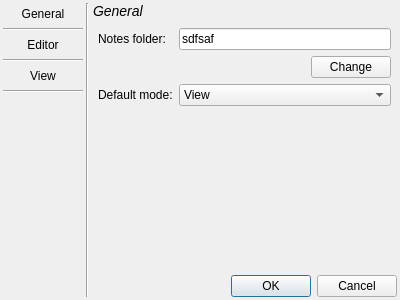
Above: src/Underverse/SettingsDialog.ui from marc-sturm/Underverse before the change. Below: the same form after it.
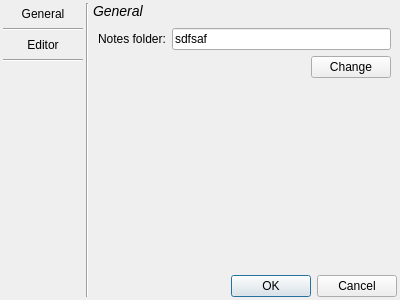
That is the form after the change. Icons and pictures are not drawn.

Diff of the .ui file:
```diff
--- a/src/Underverse/SettingsDialog.ui
+++ b/src/Underverse/SettingsDialog.ui
@@ -91,27 +91,6 @@
        </property>
       </widget>
      </item>
-     <item>
-      <widget class="QPushButton" name="view_button">
-       <property name="text">
-        <string>View</string>
-       </property>
-       <property name="icon">
-        <iconset resource="resources.qrc">
-         <normaloff>:/Resources/view.png</normaloff>:/Resources/view.png</iconset>
-       </property>
-       <property name="flat">
-        <bool>true</bool>
-       </property>
-      </widget>
-     </item>
-     <item>
-      <widget class="Line" name="line_3">
-       <property name="orientation">
-        <enum>Qt::Horizontal</enum>
-       </property>
-      </widget>
-     </item>
      <item>
       <spacer name="verticalSpacer">
        <property name="orientation">
@@ -235,7 +214,7 @@
          </item>
         </layout>
        </item>
-       <item row="4" column="0">
+       <item row="3" column="0">
         <spacer name="verticalSpacer_3">
          <property name="orientation">
           <enum>Qt::Vertical</enum>
@@ -248,35 +227,6 @@
          </property>
         </spacer>
        </item>
-       <item row="3" column="0">
-        <widget class="QLabel" name="label_8">
-         <property name="toolTip">
-          <string>&lt;html&gt;&lt;head/&gt;&lt;body&gt;&lt;p&gt;Default mode when opening a new file.&lt;/p&gt;&lt;/body&gt;&lt;/html&gt;</string>
-         </property>
-         <property name="text">
-          <string>Default mode:</string>
-         </property>
-        </widget>
-       </item>
-       <item row="3" column="1">
-        <widget class="QComboBox" name="mode">
-         <item>
-          <property name="text">
-           <string>View</string>
-          </property>
-         </item>
-         <item>
-          <property name="text">
-           <string>Edit</string>
-          </property>
-         </item>
-         <item>
-          <property name="text">
-           <string>Keep current mode</string>
-          </property>
-         </item>
-        </widget>
-       </item>
       </layout>
      </widget>
      <widget class="QWidget" name="editor">
```
